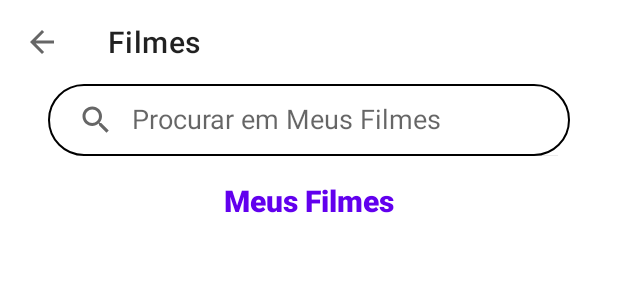
After one commit to pedro-farnetani/spectacle, an Android app: the layout fragment_my_movies.xml on its own in the app's theme, with its tools: preview values and no code run, on a phone screen of 412 x 824 dp. The commit adds this screen. Shown: the top 300 px of the screen. Run offline under Robolectric (Android 15) with nearby library versions, the phone set to English and light mode, and no system bars.

Commit message:
Criação das telas telas de Música e Filmes

```diff
--- /dev/null
+++ b/app/src/main/res/drawable/ic_add.xml
@@ -0,0 +1,5 @@
+<vector android:height="24dp" android:tint="#FFFFFF"
+    android:viewportHeight="24" android:viewportWidth="24"
+    android:width="24dp" xmlns:android="http://schemas.android.com/apk/res/android">
+    <path android:fillColor="@android:color/white" android:pathData="M19,13h-6v6h-2v-6H5v-2h6V5h2v6h6v2z"/>
+</vector>
--- /dev/null
+++ b/app/src/main/res/drawable/ic_arrow_back.xml
@@ -0,0 +1,10 @@
+<vector xmlns:android="http://schemas.android.com/apk/res/android"
+    android:width="24dp"
+    android:height="24dp"
+    android:viewportWidth="24"
+    android:viewportHeight="24"
+    android:tint="?attr/colorControlNormal">
+  <path
+      android:fillColor="@android:color/white"
+      android:pathData="M20,11H7.83l5.59,-5.59L12,4l-8,8 8,8 1.41,-1.41L7.83,13H20v-2z"/>
+</vector>
--- /dev/null
+++ b/app/src/main/res/drawable/rounded_search_field.xml
@@ -0,0 +1,7 @@
+<?xml version="1.0" encoding="utf-8"?>
+<shape xmlns:android="http://schemas.android.com/apk/res/android"
+    android:shape="rectangle">
+
+    <corners android:radius="32dp" />
+    <stroke android:width="1dp" />
+</shape>
--- /dev/null
+++ b/app/src/main/res/layout/fragment_my_movies.xml
@@ -0,0 +1,55 @@
+<?xml version="1.0" encoding="utf-8"?>
+<androidx.appcompat.widget.LinearLayoutCompat xmlns:android="http://schemas.android.com/apk/res/android"
+    xmlns:app="http://schemas.android.com/apk/res-auto"
+    xmlns:tools="http://schemas.android.com/tools"
+    android:layout_width="match_parent"
+    android:layout_height="match_parent"
+    android:layout_gravity="center_horizontal"
+    android:orientation="vertical"
+    tools:context=".view.movie.MyMoviesFragment">
+
+    <androidx.appcompat.widget.Toolbar
+        android:id="@+id/toolbar"
+        android:layout_width="match_parent"
+        android:layout_height="wrap_content"
+        app:navigationIcon="@drawable/ic_arrow_back"
+        app:title="@string/movies" />
+
+    <ScrollView
+        android:layout_width="match_parent"
+        android:layout_height="wrap_content"
+        android:layout_marginHorizontal="16dp">
+
+        <androidx.appcompat.widget.LinearLayoutCompat
+            android:layout_width="match_parent"
+            android:layout_height="wrap_content"
+            android:orientation="vertical">
+
+            <androidx.appcompat.widget.SearchView
+                android:id="@+id/moviesSearchView"
+                android:layout_width="match_parent"
+                android:layout_height="wrap_content"
+                android:layout_marginHorizontal="16dp"
+                android:background="@drawable/rounded_search_field"
+                app:iconifiedByDefault="false"
+                app:queryHint="@string/search_movie_my_list" />
+
+            <androidx.appcompat.widget.AppCompatTextView
+                android:layout_width="wrap_content"
+                android:layout_height="wrap_content"
+                android:layout_gravity="center_horizontal"
+                android:layout_marginVertical="16dp"
+                android:fontFamily="sans-serif-black"
+                android:text="@string/my_movies"
+                android:textColor="@color/purple_500"
+                android:textSize="20sp"
+                android:textStyle="bold" />
+
+            <androidx.recyclerview.widget.RecyclerView
+                android:id="@+id/myMoviesRecyclerView"
+                android:layout_width="match_parent"
+                android:layout_height="wrap_content" />
+
+        </androidx.appcompat.widget.LinearLayoutCompat>
+    </ScrollView>
+</androidx.appcompat.widget.LinearLayoutCompat>
--- a/app/src/main/res/values/strings.xml
+++ b/app/src/main/res/values/strings.xml
@@ -13,4 +13,9 @@
     <string name="musics_description">Veja suas músicas disponíveis</string>
     <string name="movies">Filmes</string>
     <string name="movies_description">Veja seus filmes disponíveis</string>
+    <string name="my_playlist">Minha Playlist</string>
+    <string name="my_movies">Meus Filmes</string>
+    <string name="add_new_music">Adicionar nova música</string>
+    <string name="search_music_playlist">Procurar na Playlist</string>
+    <string name="search_movie_my_list">Procurar em Meus Filmes</string>
 </resources>
```
Also changed, not shown: app/src/main/java/com/pedrofarnetani/spectacle/view/SpectacleHomeFragment.kt (+33 -0 lines), app/src/main/java/com/pedrofarnetani/spectacle/view/movie/MoviesFragment.kt (added, +22 -0 lines), app/src/main/java/com/pedrofarnetani/spectacle/view/movie/MyMoviesFragment.kt (added, +23 -0 lines), app/src/main/java/com/pedrofarnetani/spectacle/view/music/MusicsFragment.kt (added, +22 -0 lines), app/src/main/java/com/pedrofarnetani/spectacle/view/music/PlaylistFragment.kt (added, +19 -0 lines), app/src/main/java/com/pedrofarnetani/spectacle/viewmodel/MusicViewModel.kt (added, +9 -0 lines), app/src/main/res/layout/fragment_movies.xml (added, +28 -0 lines), app/src/main/res/layout/fragment_musics.xml (added, +28 -0 lines), app/src/main/res/layout/fragment_playlist.xml (added, +71 -0 lines), app/src/main/res/navigation/nav_graph.xml (+56 -1 lines), app/src/main/res/drawable/spotify_image.jpeg (added).
